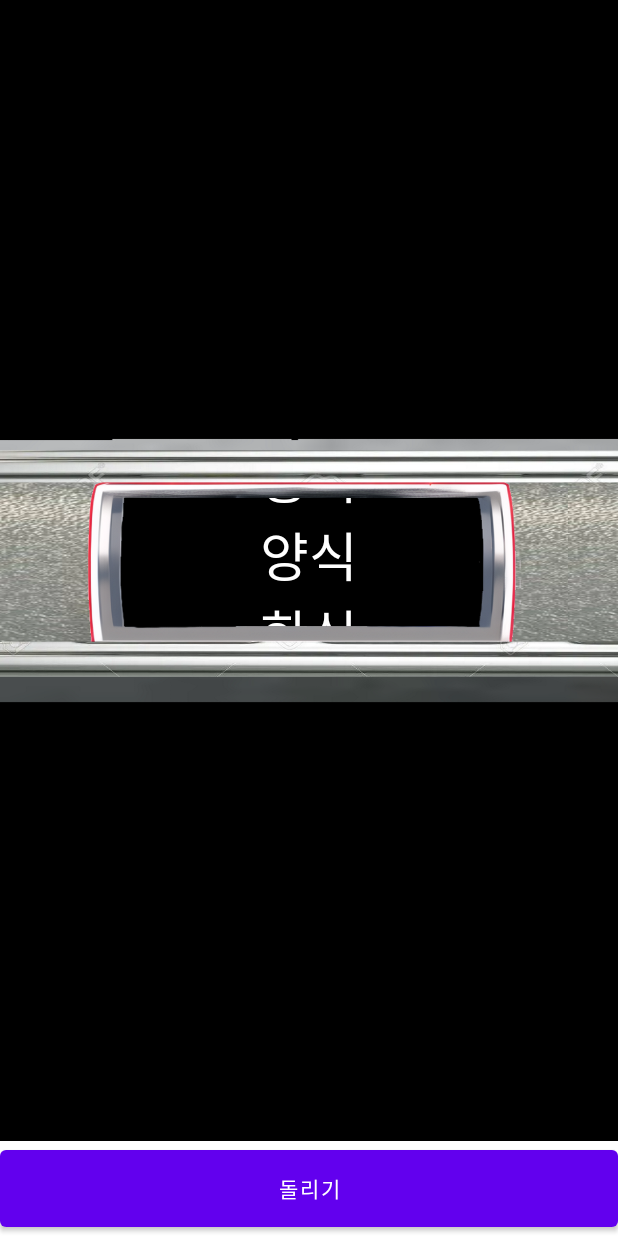
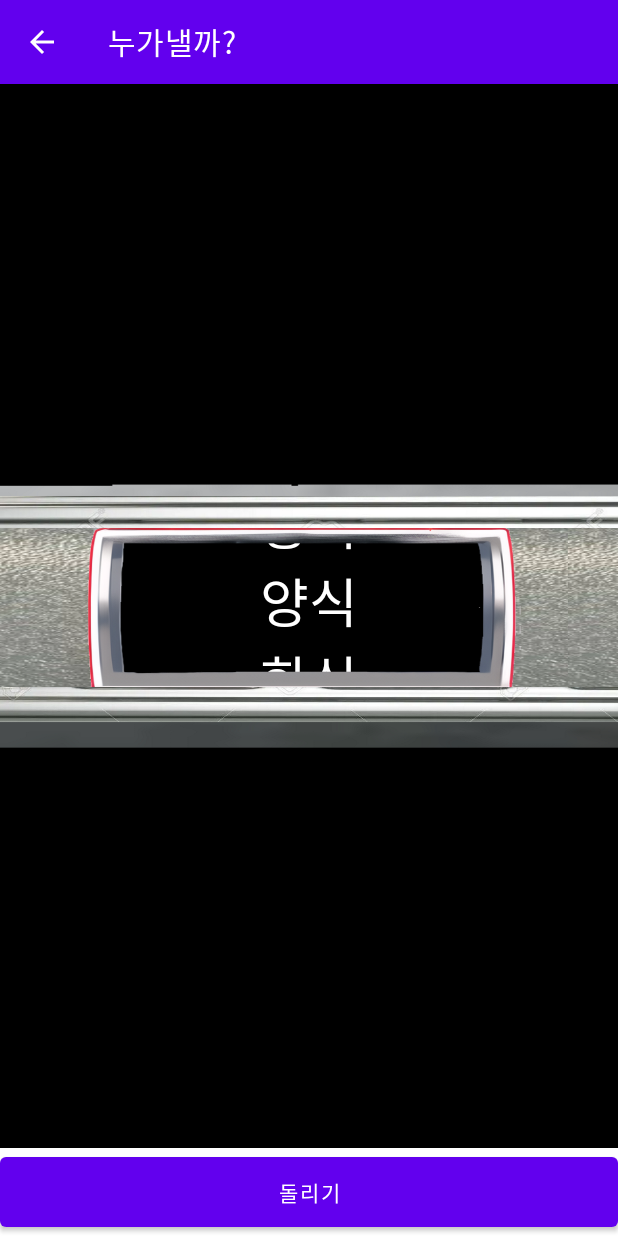
Before and after one commit to nohoyoun/capston, an Android app: the Select_Menu_Activity screen opened directly, with no data from a screen before it, after a tap on an icon or button, on a phone screen of 412 x 824 dp. Run offline under Robolectric (Android 15) with nearby library versions, the phone set to English and light mode, and no system bars.

Commit message:
221125 merge from nohoyoun_branch

```diff
--- a/app/src/main/AndroidManifest.xml
+++ b/app/src/main/AndroidManifest.xml
@@ -61,7 +61,7 @@
             android:value="@integer/google_play_services_version" />
         <meta-data
             android:name="com.google.android.geo.API_KEY"
-            android:value="AIzaSyCimPoY5IPaXYOMGjAvyS3f1MDT2raSfqg" /> <!-- android:value="AIzaSyCimPoY5IPaXYOMGjAvyS3f1MDT2raSfqg" -->
+            android:value="@string/google_maps_key" /> <!-- android:value="AIzaSyCimPoY5IPaXYOMGjAvyS3f1MDT2raSfqg" -->
         <activity
             android:name=".Random_Game_Choice_Slot_Activity"
             android:exported="false">
--- a/app/src/main/java/com/example/myapplication/Cat_Game_3_Activity.java
+++ b/app/src/main/java/com/example/myapplication/Cat_Game_3_Activity.java
@@ -42,12 +42,15 @@ public class Cat_Game_3_Activity extends AppCompatActivity {
         number = random.nextInt(5) + 1;
         cat_image = (ImageView)findViewById(R.id.cat3);
         cat_image.setVisibility(View.INVISIBLE);
+
         sound = new SoundPool(5, AudioManager.STREAM_MUSIC,0);
         soundId = sound.load(this, R.raw.catfear,1);
+
 
         btn1.setOnClickListener(new View.OnClickListener() {
             @Override
             public void onClick(View view) {
+
                 int number1 = 1;
 
                 if(number == number1){
--- a/app/src/main/java/com/example/myapplication/MainActivity.java
+++ b/app/src/main/java/com/example/myapplication/MainActivity.java
@@ -3,9 +3,6 @@ package com.example.myapplication;
 import android.content.DialogInterface;
 import androidx.appcompat.app.AlertDialog;
 import androidx.appcompat.app.AppCompatActivity;
-
-import android.media.SoundPool;
-import android.os.Build;
 import android.os.Bundle;
 import android.content.Intent;
 import android.view.View;
@@ -71,6 +68,5 @@ public class MainActivity extends AppCompatActivity {
             }
         });
 
-
     }
 }
--- a/app/src/main/java/com/example/myapplication/Random_Food_Choice_Slot_Activity.java
+++ b/app/src/main/java/com/example/myapplication/Random_Food_Choice_Slot_Activity.java
@@ -1,5 +1,6 @@
 package com.example.myapplication;
 
+import androidx.appcompat.app.ActionBar;
 import androidx.appcompat.app.AppCompatActivity;
 
 import android.os.Bundle;
@@ -12,6 +13,8 @@ import android.widget.TextView;
 
 import java.util.Random;
 
+
+
 public class Random_Food_Choice_Slot_Activity extends AppCompatActivity {
 
     private Animation flowAnim;
@@ -23,9 +26,14 @@ public class Random_Food_Choice_Slot_Activity extends AppCompatActivity {
 
     @Override
     protected void onCreate(Bundle savedInstanceState) {
-        supportRequestWindowFeature(Window.FEATURE_NO_TITLE);
+        //supportRequestWindowFeature(Window.FEATURE_NO_TITLE);
         super.onCreate(savedInstanceState);
         setContentView(R.layout.activity_food_choice_slot);
+
+        ActionBar actionBar = getSupportActionBar();
+        actionBar.setDisplayHomeAsUpEnabled(true);
+
+
         mSlotText = (TextView) findViewById(R.id.slottext);
 
         i = random.nextInt(9) + 1;
--- a/app/src/main/java/com/example/myapplication/Select_Menu_Activity.java
+++ b/app/src/main/java/com/example/myapplication/Select_Menu_Activity.java
@@ -1,5 +1,6 @@
 package com.example.myapplication;
 
+import androidx.appcompat.app.ActionBar;
 import androidx.appcompat.app.AppCompatActivity;
 
 import android.content.Intent;
@@ -12,9 +13,12 @@ public class Select_Menu_Activity extends AppCompatActivity {
 
     @Override
     protected void onCreate(Bundle savedInstanceState) {
-        supportRequestWindowFeature(Window.FEATURE_NO_TITLE);
+        //supportRequestWindowFeature(Window.FEATURE_NO_TITLE); //타이틀바없애는 명령
         super.onCreate(savedInstanceState);
         setContentView(R.layout.activity_select_menu);
+
+        ActionBar actionBar = getSupportActionBar();
+        actionBar.setDisplayHomeAsUpEnabled(true);
 
         ImageButton button1 = findViewById(R.id.selectperson);
         button1.setOnClickListener(new View.OnClickListener() {
--- a/app/src/main/res/layout/activity_main.xml
+++ b/app/src/main/res/layout/activity_main.xml
@@ -29,8 +29,7 @@
         android:id="@+id/startbtn"
         android:layout_width="100dp"
         android:layout_height="wrap_content"
-        android:text="시작하기"
-        android:background="@drawable/toast_shape"/>
+        android:text="시작하기"/>
 
     <Button
         android:id="@+id/help"
--- a/app/src/main/res/layout/activity_maps.xml
+++ b/app/src/main/res/layout/activity_maps.xml
@@ -21,8 +21,7 @@
         android:layout_height="wrap_content"
         android:layout_weight="0.1"
         android:orientation="horizontal"
-        android:id="@+id/button_search"
-        />
+        android:id="@+id/button_search"/>
 
 
     <EditText
--- a/gradle.properties
+++ b/gradle.properties
@@ -7,6 +7,8 @@
 # Specifies the JVM arguments used for the daemon process.
 # The setting is particularly useful for tweaking memory settings.
 org.gradle.jvmargs=-Xmx2048m -Dfile.encoding=UTF-8
+GOOGLE_MAPS_API_KEY=AIzaSyC0fKUfh98BsfLepd3o59yUD9nT4VJp03g
+
 # When configured, Gradle will run in incubating parallel mode.
 # This option should only be used with decoupled projects. More details, visit
 # http://www.gradle.org/docs/current/userguide/multi_project_builds.html#sec:decoupled_projects
```
Also changed, not shown: app/src/main/java/com/example/myapplication/MapsActivity.java (+4 -4 lines).
